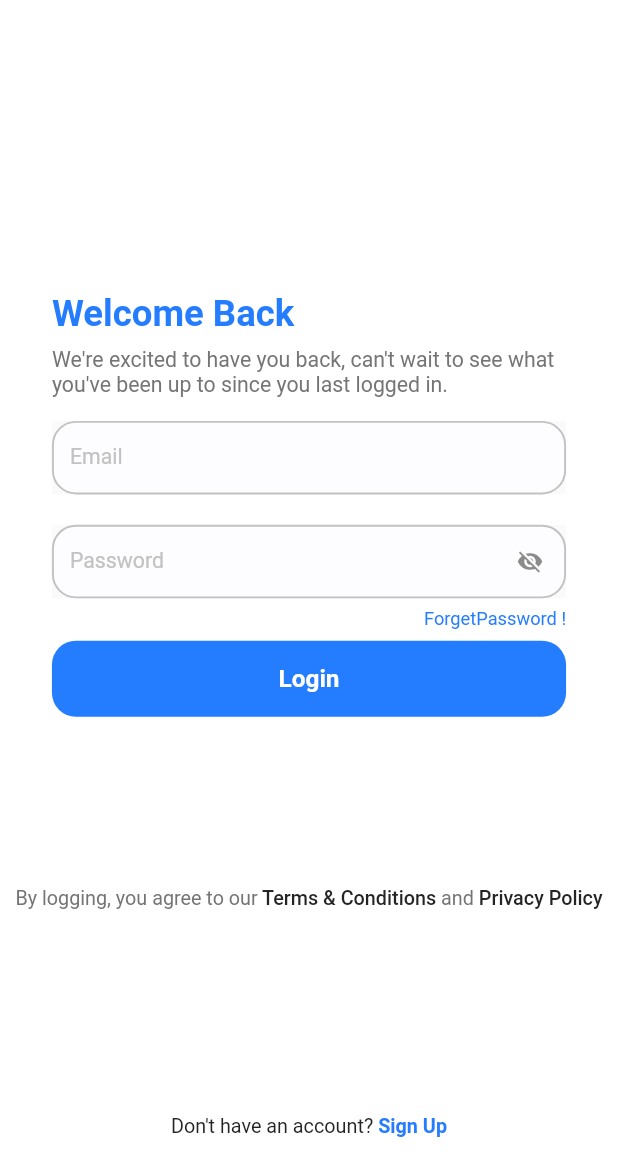
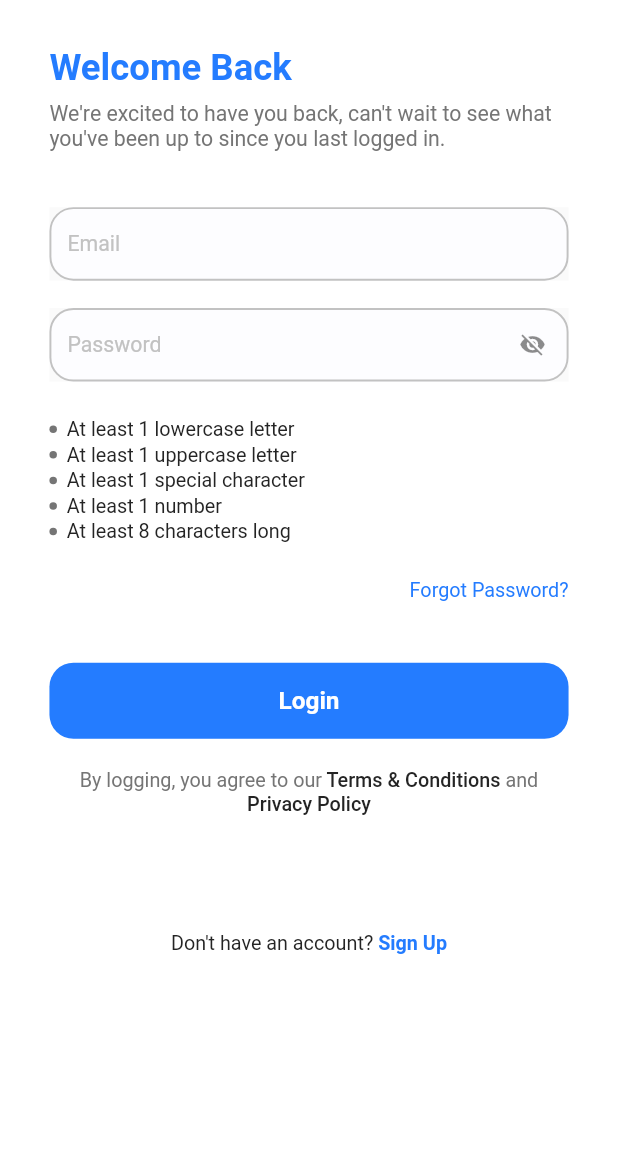
Before and after one commit to emantabrnin/Doc-App, a Flutter app: the screen it shows after launch, after a tap on "Get Started", on a phone screen of 412 x 824 dp. Shown: the top 1176 px of the screen. Run offline on Flutter 3.47's test engine with Material 2 defaults, Android fonts, the phone set to English and light mode, and no system bars; our stand-ins replace dio, flutter_bloc, flutter_screenutil, flutter_svg, freezed_annotation, get_it and 2 more; generated files the repository leaves out were written again.

Commit message:
complete logic login

```diff
--- /dev/null
+++ b/lib/core/AppRegex.dart
@@ -0,0 +1,36 @@
+class AppRegex {
+  static bool isEmailValid(String email) {
+    return RegExp(r'^.+@[a-zA-Z]+\.{1}[a-zA-Z]+(\.{0,1}[a-zA-Z]+)$')
+        .hasMatch(email);
+  }
+
+  static bool isPasswordValid(String password) {
+    return RegExp(
+            r"^(?=.*[a-z])(?=.*[A-Z])(?=.*\d)(?=.*[@$!%*?&])[A-Za-z\d@$!%*?&]{8,}$")
+        .hasMatch(password);
+  }
+
+    static bool isPhoneNumberValid(String phoneNumber) {
+    return RegExp(r'^(010|011|012|015)[0-9]{8}$').hasMatch(phoneNumber);
+  }
+
+  static bool hasLowerCase(String password) {
+    return RegExp(r'^(?=.*[a-z])').hasMatch(password);
+  }
+
+  static bool hasUpperCase(String password) {
+    return RegExp(r'^(?=.*[A-Z])').hasMatch(password);
+  }
+
+  static bool hasNumber(String password) {
+    return RegExp(r'^(?=.*?[0-9])').hasMatch(password);
+  }
+
+  static bool hasSpecialCharacter(String password) {
+    return RegExp(r'^(?=.*?[#?!@$%^&*-])').hasMatch(password);
+  }
+
+  static bool hasMinLength(String password) {
+    return RegExp(r'^(?=.{8,})').hasMatch(password);
+  }
+}
--- /dev/null
+++ b/lib/core/DI/dependancy_injection.dart
@@ -0,0 +1,27 @@
+import 'package:dio/dio.dart';
+import 'package:get_it/get_it.dart';
+
+import '../features/login/repo/logic/login_cubit.dart';
+import '../features/login/repo/login_repo.dart';
+import '../networking/api_service.dart';
+import '../networking/dio_factory.dart';
+
+final getIt = GetIt.instance;
+
+Future<void> setupGetIt() async {
+  // Dio & ApiService
+  Dio dio = DioFactory.getDio();
+  getIt.registerFactory<ApiService>(() => ApiService(dio));
+
+  // login
+  getIt.registerLazySingleton<LoginRepo>(() => LoginRepo(getIt()));
+  getIt.registerFactory<LoginCubit>(() => LoginCubit(getIt()));
+
+  // // signup
+  // getIt.registerLazySingleton<SignupRepo>(() => SignupRepo(getIt()));
+  // getIt.registerFactory<SignupCubit>(() => SignupCubit(getIt()));
+
+  // // home
+  // getIt.registerLazySingleton<HomeApiService>(() => HomeApiService(dio));
+  // getIt.registerLazySingleton<HomeRepo>(() => HomeRepo(getIt()));
+}
--- /dev/null
+++ b/lib/core/features/UI/LoginScreen.dart
@@ -0,0 +1,75 @@
+import 'package:docdoc/core/features/login/LoginBlocListener.dart';
+import 'package:docdoc/core/widgets/app_text_button.dart';
+import 'package:docdoc/core/widgets/dont_have_account_text.dart';
+import 'package:docdoc/core/widgets/term_and_condition.dart';
+import 'package:docdoc/core/helper/space.dart';
+import 'package:flutter/material.dart';
+import 'package:flutter_bloc/flutter_bloc.dart';
+import 'package:flutter_screenutil/flutter_screenutil.dart';
+
+import '../../theming/TextStyles.dart';
+import '../login/email_and_pssword.dart';
+import '../login/repo/logic/login_cubit.dart';
+
+class LoginScreen extends StatelessWidget {
+  const LoginScreen({super.key});
+  @override
+  Widget build(BuildContext context) {
+    return Scaffold(
+      body: SafeArea(
+        child: Padding(
+          padding: EdgeInsets.symmetric(horizontal: 30.w, vertical: 30.h),
+          child: SingleChildScrollView(
+            child: Column(
+              crossAxisAlignment: CrossAxisAlignment.start,
+              children: [
+                Text(
+                  'Welcome Back',
+                  style: TextStyles.font24BlueBold,
+                ),
+                spaceVertical(8),
+                Text(
+                  'We\'re excited to have you back, can\'t wait to see what you\'ve been up to since you last logged in.',
+                  style: TextStyles.font14GrayRegular,
+                ),
+                spaceVertical(36),
+                Column(
+                  children: [
+                    const EmailAndPassword(),
+                    spaceVertical(24),
+                    Align(
+                      alignment: AlignmentDirectional.centerEnd,
+                      child: Text(
+                        'Forgot Password?',
+                        style: TextStyles.font13BlueRegular,
+                      ),
+                    ),
+                    spaceVertical(40),
+                    AppTextButton(
+                      buttonText: "Login",
+                      textStyle: TextStyles.font16WhiteSemiBold,
+                      onPressed: () {
+                        validateThenDoLogin(context);
+                      },
+                    ),
+                    spaceVertical(16),
+                    const TermAndCondition(),
+                    spaceVertical(60),
+                    const DontHaveAcoountText(),
+                    const LoginBlocListener(),
+                  ],
+                ),
+              ],
+            ),
+          ),
+        ),
+      ),
+    );
+  }
+
+  void validateThenDoLogin(BuildContext context) {
+    if (context.read<LoginCubit>().formKey.currentState!.validate()) {
+      context.read<LoginCubit>().emitLoginStates();
+    }
+  }
+}
--- a/lib/core/features/UI/SignUp.dart
+++ b/lib/core/features/UI/SignUp.dart
@@ -45,11 +45,11 @@ class SignUp extends StatelessWidget {
             height: 197.h,
             child: Column(
               children: [
-                const ApTextFormField(hintText: 'Email',),
+              //  const ApTextFormField(hintText: 'Email',),
                spaceVertical(15),
-               const ApTextFormField(hintText: 'Password',),
+              // const ApTextFormField(hintText: 'Password',),
                spaceVertical(15),
-               const ApTextFormField(hintText: 'Ypur Number',suffixIcon: Icon(Icons.countertops),),
+              // const ApTextFormField(hintText: 'Ypur Number',suffixIcon: Icon(Icons.countertops),),
               ],
             ),
           ),
--- a/lib/core/features/UI/loginUi.dart
+++ /dev/null
@@ -1,103 +0,0 @@
-import 'package:docdoc/core/widgets/app_text_button.dart';
-import 'package:docdoc/core/widgets/app_text_form_field.dart';
-import 'package:docdoc/core/widgets/dont_have_account_text.dart';
-import 'package:docdoc/core/widgets/term_and_condition.dart';
-import 'package:docdoc/core/helper/Extensions.dart';
-import 'package:docdoc/core/helper/space.dart';
-import 'package:docdoc/core/routing/Routes.dart';
-import 'package:flutter/material.dart';
-import 'package:flutter_screenutil/flutter_screenutil.dart';
-
-import '../../theming/TextStyles.dart';
-
-class LoginUI extends StatefulWidget {
-  const LoginUI({super.key});
-
-  @override
-  State<LoginUI> createState() => _LoginUIState();
-}
-
-
-class _LoginUIState extends State<LoginUI> {
-  final formKey =GlobalKey<FormState>();
-final formKey2 =GlobalKey<FormState>();
-  bool isObScureText =true;
-  @override
-  Widget build(BuildContext context) {
-    return  Container(
-      color: Colors.white,
-      child: SafeArea(
-        child:Column( mainAxisAlignment: MainAxisAlignment.spaceEvenly,
-          children: [
-            SizedBox(height: 94.h),
-            SingleChildScrollView(
-              child: Container(
-                height: 280.h,
-                width: 312.w,
-                child:  Column(
-                  crossAxisAlignment: CrossAxisAlignment.start,
-                  children: [
-                    DefaultTextStyle(
-                      style:  const TextStyle(),
-                      child: Text('Welcome Back',style: TextStyles.font24BlueBold)),
-                    spaceVertical(8),
-                     DefaultTextStyle(
-                      style:  const TextStyle(),
-                       child: Text('We\'re excited to have you back, can\'t wait to see what you\'ve been up to since you last logged in.',
-                                       style:  TextStyles.font14GrayRegular,
-                                       ),
-                     ),
-                     spaceVertical(15),
-                    Form(
-                      key: formKey,
-                      child: const ApTextFormField(hintText: 'Email',)
-                      ),
-                      spaceVertical(20),
-                      Form(
-                      key: formKey2,
-                      child:  ApTextFormField(
-                        hintText: 'Password',
-                        isObscureText: isObScureText,
-                        suffixIcon: GestureDetector(
-                          onTap: () {
-                            setState(() {
-                              isObScureText =! isObScureText;
-                            });
-                          },
-                          child: Icon(isObScureText ? Icons.visibility_off : Icons.visibility)),
-                        )
-                      ),
-                      spaceVertical(7),
-                      Align(
-                        alignment: Alignment.bottomRight,
-                        child: GestureDetector(
-                          onTap: (){
-                            context.pushReplacementNamed(Routes.forgetPasswordScreen);
-                          },
-                          child: DefaultTextStyle(
-                            style: TextStyle(),
-                            child: Text('ForgetPassword !' , style: TextStyles.font12BlueRegular,)),
-                        ),
-                      ),
-                      spaceVertical(7),
-                       AppTextButton(
-                      buttonText: "Login",
-                      textStyle: TextStyles.font16WhiteSemiBold,
-                      onPressed: () {
-
-                      },
-                    ),
-                  ],
-                ),
-              ),
-            ),
-            spaceVertical(10),
-            const TermAndCondition(),
-            spaceVertical(20),
-            const DontHaveAcoountText()
-          ],
-        )
-        ),
-    );
-  }
-}
--- a/lib/core/features/forget_password_screen.dart
+++ b/lib/core/features/forget_password_screen.dart
@@ -33,7 +33,8 @@ class ForgetPassword extends StatelessWidget {
          Container(
           height: 55.h,
           width: 327,
-          child:const  ApTextFormField(hintText: 'Phone Number or Email')),
+        //  child:const  ApTextFormField(hintText: 'Phone Number or Email')
+        ),
         const Spacer(),
           Container(
             padding: const EdgeInsets.only(bottom: 5),
--- /dev/null
+++ b/lib/core/features/login/email_and_pssword.dart
@@ -0,0 +1,105 @@
+import 'package:docdoc/core/features/login/password_validation.dart';
+import 'package:docdoc/core/features/login/repo/logic/login_cubit.dart';
+import 'package:flutter/material.dart';
+import 'package:flutter_bloc/flutter_bloc.dart';
+
+import '../../AppRegex.dart';
+import '../../helper/space.dart';
+import '../../widgets/app_text_form_field.dart';
+
+
+class EmailAndPassword extends StatefulWidget {
+  const EmailAndPassword({super.key});
+
+  @override
+  State<EmailAndPassword> createState() => _EmailAndPasswordState();
+}
+
+class _EmailAndPasswordState extends State<EmailAndPassword> {
+  bool isObscureText = true;
+
+  bool hasLowercase = false;
+  bool hasUppercase = false;
+  bool hasSpecialCharacters = false;
+  bool hasNumber = false;
+  bool hasMinLength = false;
+
+  late TextEditingController passwordController;
+
+  @override
+  void initState() {
+    super.initState();
+    passwordController = context.read<LoginCubit>().passwordController;
+    setupPasswordControllerListener();
+  }
+
+  void setupPasswordControllerListener() {
+    passwordController.addListener(() {
+      setState(() {
+        hasLowercase = AppRegex.hasLowerCase(passwordController.text);
+        hasUppercase = AppRegex.hasUpperCase(passwordController.text);
+        hasSpecialCharacters =
+            AppRegex.hasSpecialCharacter(passwordController.text);
+        hasNumber = AppRegex.hasNumber(passwordController.text);
+        hasMinLength = AppRegex.hasMinLength(passwordController.text);
+      });
+    });
+  }
+
+  @override
+  Widget build(BuildContext context) {
+    return Form(
+      key: context.read<LoginCubit>().formKey,
+      child: Column(
+        children: [
+          ApTextFormField(
+            hintText: 'Email',
+            validator: (value) {
+              //!AppRegex.isEmailValid(value)
+              if (value == null ||
+                  value.isEmpty ) {
+                return 'Please enter a valid email';
+              }
+            },
+            controller: context.read<LoginCubit>().emailController,
+          ),
+        spaceVertical(18),
+          ApTextFormField(
+            controller: context.read<LoginCubit>().passwordController,
+            hintText: 'Password',
+            isObscureText: isObscureText,
+            suffixIcon: GestureDetector(
+              onTap: () {
+                setState(() {
+                  isObscureText = !isObscureText;
+                });
+              },
+              child: Icon(
+                isObscureText ? Icons.visibility_off : Icons.visibility,
+              ),
+            ),
+            validator: (value) {
+              if (value == null || value.isEmpty) {
+                return 'Please enter a valid password';
+              }
+            },
+          ),
+          spaceVertical(24),
+          PasswordValidations(
+            hasLowerCase: hasLowercase,
+            hasUpperCase: hasUppercase,
+            hasSpecialCharacters: hasSpecialCharacters,
+            hasNumber: hasNumber,
+            hasMinLength: hasMinLength,
+          ),
+        ],
+      ),
+    );
+  }
+
+  @override
+  void dispose() {
+    passwordController.dispose();
+    super.dispose();
+  }
+}
--- /dev/null
+++ b/lib/core/features/login/password_validation.dart
@@ -0,0 +1,61 @@
+import 'package:flutter/material.dart';
+
+import '../../helper/space.dart';
+import '../../theming/ColorsManager.dart';
+import '../../theming/TextStyles.dart';
+
+
+class PasswordValidations extends StatelessWidget {
+  final bool hasLowerCase;
+  final bool hasUpperCase;
+  final bool hasSpecialCharacters;
+  final bool hasNumber;
+  final bool hasMinLength;
+  const PasswordValidations({
+    super.key,
+    required this.hasLowerCase,
+    required this.hasUpperCase,
+    required this.hasSpecialCharacters,
+    required this.hasNumber,
+    required this.hasMinLength,
+  });
+
+  @override
+  Widget build(BuildContext context) {
+    return Column(
+      children: [
+        buildValidationRow('At least 1 lowercase letter', hasLowerCase),
+        spaceVertical(2),
+        buildValidationRow('At least 1 uppercase letter', hasUpperCase),
+        spaceVertical(2),
+        buildValidationRow(
+            'At least 1 special character', hasSpecialCharacters),
+        spaceVertical(2),
+        buildValidationRow('At least 1 number', hasNumber),
+        spaceVertical(2),
+        buildValidationRow('At least 8 characters long', hasMinLength),
+      ],
+    );
+  }
+
+  Widget buildValidationRow(String text, bool hasValidated) {
+    return Row(
+      children: [
+        const CircleAvatar(
+          radius: 2.5,
+          backgroundColor: ColorsManager.gray,
+        ),
+        spaceHorizantal(6),
+        Text(
+          text,
+          style: TextStyles.font13DarkBlueRegular.copyWith(
+            decoration: hasValidated ? TextDecoration.lineThrough : null,
+            decorationColor: Colors.green,
+            decorationThickness: 2,
+            color: hasValidated ? ColorsManager.gray : ColorsManager.darkBlue,
+          ),
+        )
+      ],
+    );
+  }
+}
--- a/lib/core/routing/AppRouter.dart
+++ b/lib/core/routing/AppRouter.dart
@@ -1,10 +1,14 @@
 import 'package:docdoc/core/features/UI/SignUp.dart';
-import 'package:docdoc/core/features/UI/loginUi.dart';
+import 'package:docdoc/core/features/UI/LoginScreen.dart';
 import 'package:docdoc/core/features/forget_password_screen.dart';
+import 'package:docdoc/core/features/home/HomeScreen.dart';
 import 'package:flutter/material.dart';
+import 'package:flutter_bloc/flutter_bloc.dart';
 
+import '../DI/dependancy_injection.dart';
 import '../features/ProfileScreen.dart';
 import '../features/UI/OnBoardingUI.dart';
+import '../features/login/repo/logic/login_cubit.dart';
 import 'Routes.dart';
 
 class AppRouter{
@@ -14,9 +18,16 @@ class AppRouter{
         return MaterialPageRoute(
           builder: (_) => const OnBoardingUI(),
         );
-       case Routes.loginScreen:
+        case Routes.loginScreen:
         return MaterialPageRoute(
-          builder: (_) => const LoginUI(),
+          builder: (_) => BlocProvider(
+            create: (context) => getIt<LoginCubit>(),
+            child: const LoginScreen(),
+          ),
+        );
+         case Routes.homeScreen:
+        return MaterialPageRoute(
+          builder: (_) => const homeScreen(),
         );
         case Routes.signUpScreen:
         return MaterialPageRoute(
--- a/lib/core/widgets/app_text_form_field.dart
+++ b/lib/core/widgets/app_text_form_field.dart
@@ -12,6 +12,8 @@ class ApTextFormField extends StatelessWidget {
   final bool? isObscureText;
   final Widget? suffixIcon;
   final Color? backgroundColor;
+   final TextEditingController? controller;
+  final Function(String?) validator;
   const ApTextFormField({super.key,
   this.contentPadding,
    this.focusedBorder,
@@ -21,14 +23,17 @@ class ApTextFormField extends StatelessWidget {
      required this.hintText,
      this.isObscureText,
       this.suffixIcon,
-      this.backgroundColor});
+      this.backgroundColor,
+        this.controller,
+    required this.validator,
+      });
 
   @override
   Widget build(BuildContext context) {
     return Material(
       child: Flexible(
-        child: TextField(
-          controller: TextEditingController(),
+        child: TextFormField(
+          controller: controller,
           decoration:  InputDecoration(
             isDense: true,
             //contentPadding:  EdgeInsets.symmetric(horizontal: 5.w , vertical: 7.h) ,
@@ -69,6 +74,9 @@ class ApTextFormField extends StatelessWidget {
           ),
           obscureText:  isObscureText?? true,
           style: TextStyles.font14DarkBlueMedium,
+        validator: (value) {
+        return validator(value);
+      }
         ),
       ),
     );
--- a/lib/main.dart
+++ b/lib/main.dart
@@ -1,8 +1,10 @@
 import 'package:docdoc/core/routing/AppRouter.dart';
 import 'package:flutter/material.dart';
 
+import 'core/DI/dependancy_injection.dart';
 import 'doc_app.dart';
 
 void main() {
+  setupGetIt();
   runApp( DocApp(appRouter: AppRouter(),));
 }
```
Also changed, not shown: lib/core/features/ProfileScreen.dart (+4 -4 lines), lib/core/features/home/HomeScreen.dart (added, +14 -0 lines), lib/core/features/login/LoginBlocListener.dart (added, +72 -0 lines).
